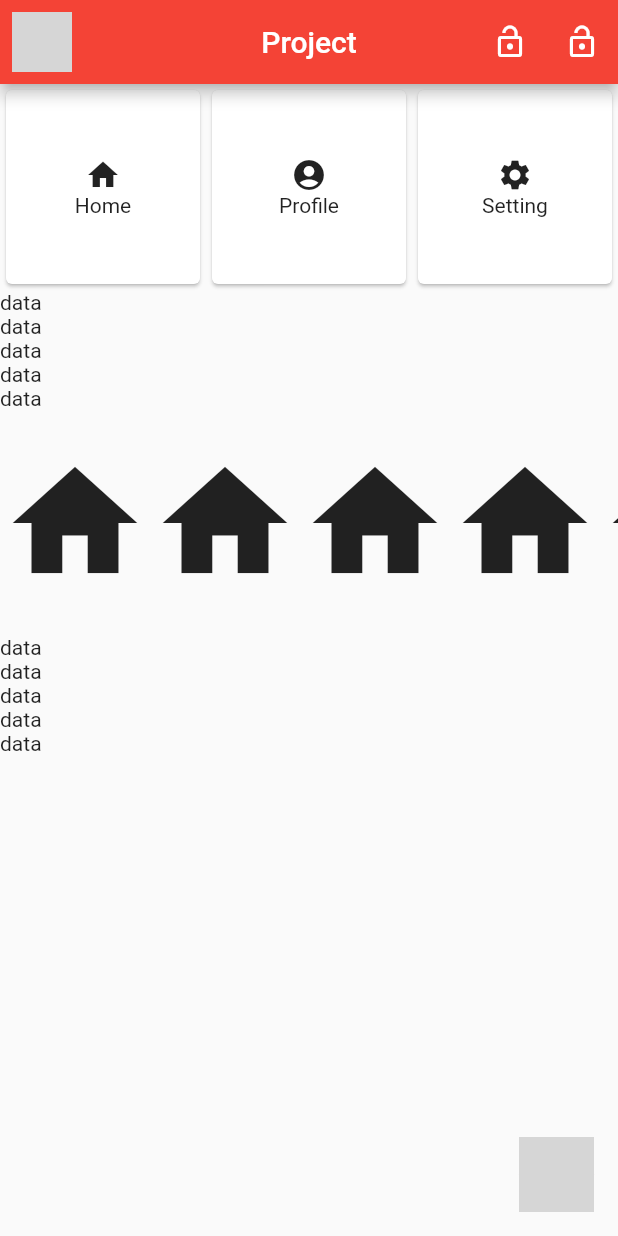
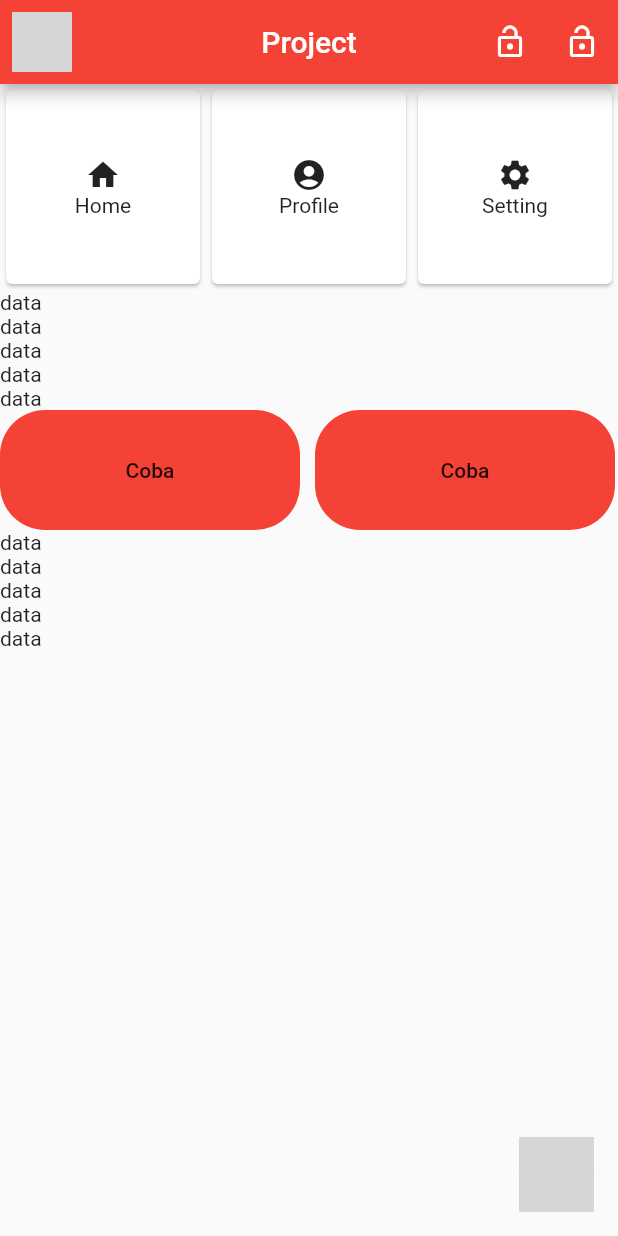
Before and after one commit to edicybereye/studyjamlayout, a Flutter app: the screen it shows after launch, on a phone screen of 412 x 824 dp. Run offline on Flutter 3.47's test engine with Material 2 defaults, Android fonts, the phone set to English and light mode, and no system bars; network calls fail; grey boxes are pictures that could not be loaded.

```diff
--- a/lib/main.dart
+++ b/lib/main.dart
@@ -54,6 +54,7 @@ class _MyAppState extends State<MyApp> {
             image: "http://www.aljanh.net/data/archive/img/2231164042.jpeg",
           ),
           GridView.count(
+            physics: ClampingScrollPhysics(),
             shrinkWrap: true,
             crossAxisCount: 3,
             children: <Widget>[
@@ -86,35 +87,41 @@ class _MyAppState extends State<MyApp> {
           Text("data"),
           Text("data"),
           Container(
-            height: 150.0,
+            height: 80.0,
             child: ListView(
               scrollDirection: Axis.horizontal,
               shrinkWrap: true,
               children: [
-                Icon(
-                  Icons.home,
-                  size: 100.0,
+                Material(
+                    color: Colors.red,
+                    borderRadius: BorderRadius.circular(30.0),
+                    child: MaterialButton(
+                      onPressed: () {},
+                      minWidth: 200.0,
+                      child: Text('Coba'),
+                    )),
+                SizedBox(
+                  width: 10.0,
                 ),
-                Icon(
-                  Icons.home,
-                  size: 100.0,
+                Material(
+                    color: Colors.red,
+                    borderRadius: BorderRadius.circular(30.0),
+                    child: MaterialButton(
+                      onPressed: () {},
+                      minWidth: 200.0,
+                      child: Text('Coba'),
+                    )),
+                SizedBox(
+                  width: 10.0,
                 ),
-                Icon(
-                  Icons.home,
-                  size: 100.0,
-                ),
-                Icon(
-                  Icons.home,
-                  size: 100.0,
-                ),
-                Icon(
-                  Icons.home,
-                  size: 100.0,
-                ),
-                Icon(
-                  Icons.home,
-                  size: 100.0,
-                ),
+                Material(
+                    color: Colors.red,
+                    borderRadius: BorderRadius.circular(30.0),
+                    child: MaterialButton(
+                      onPressed: () {},
+                      minWidth: 200.0,
+                      child: Text('Coba'),
+                    ))
               ],
             ),
           ),
```
